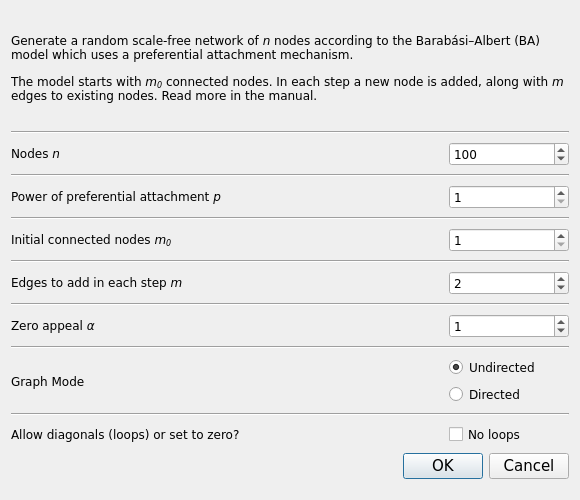
Above: src/forms/randscalefreedialog.ui from socnetv/app before the change. Below: the same form after it.
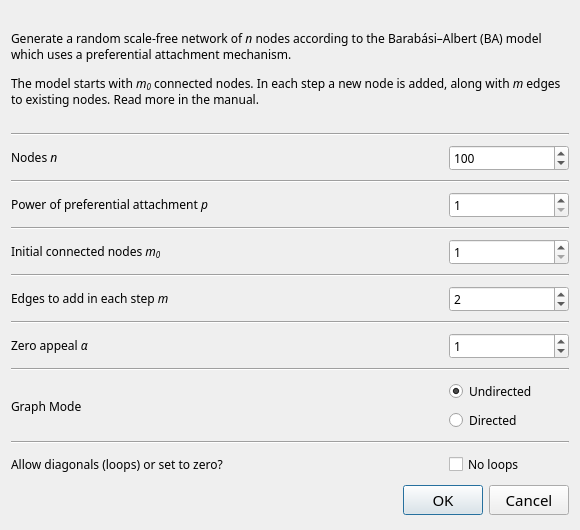
That is the form after the change.

Commit message: even more dialog font fixes

```diff
--- a/src/forms/randscalefreedialog.ui
+++ b/src/forms/randscalefreedialog.ui
@@ -7,7 +7,7 @@
     <x>0</x>
     <y>0</y>
     <width>580</width>
-    <height>500</height>
+    <height>530</height>
    </rect>
   </property>
   <property name="sizePolicy">
@@ -19,18 +19,18 @@
   <property name="minimumSize">
    <size>
     <width>580</width>
-    <height>500</height>
+    <height>530</height>
    </size>
   </property>
   <property name="maximumSize">
    <size>
     <width>600</width>
-    <height>530</height>
+    <height>580</height>
    </size>
   </property>
   <property name="font">
    <font>
-    <family>DejaVu Sans</family>
+    <family>Sans Serif</family>
    </font>
   </property>
   <property name="windowTitle">
```
The commit also changes 2 other files.
